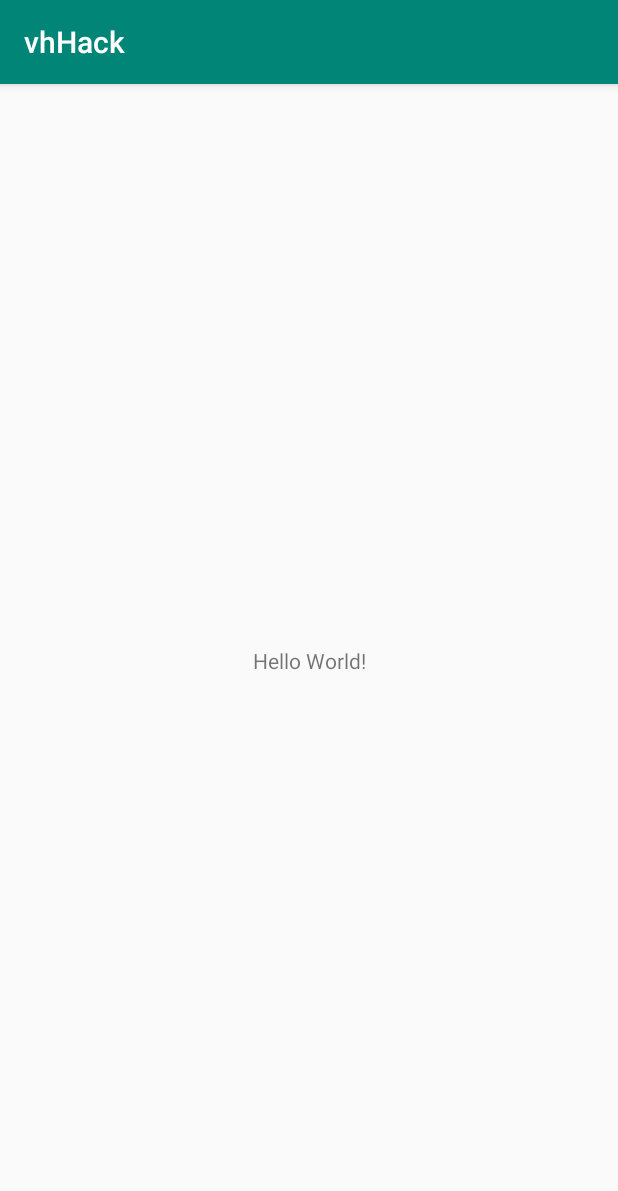
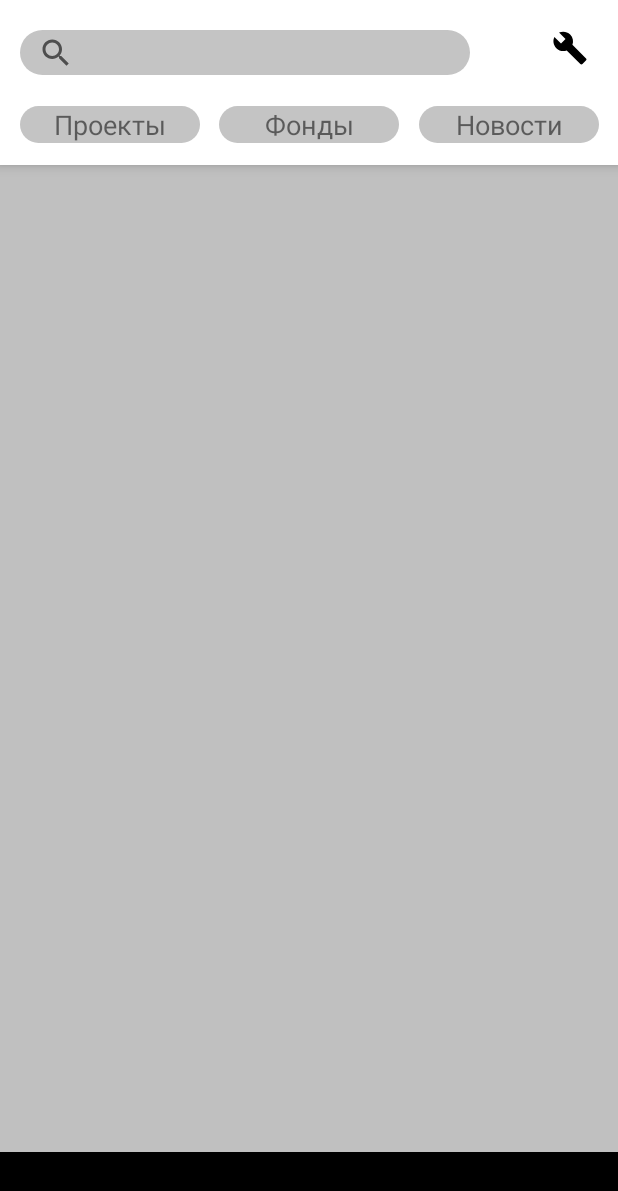
Before and after one commit to goaIKPI/VKhackWWF, an Android app: the screen it shows after launch (MainActivity), on a phone screen of 412 x 824 dp. Shown: the top 1191 px of the screen. Run offline under Robolectric (Android 15) with nearby library versions, the phone set to English and light mode, and no system bars; libraries missing offline, so code that uses them is left out: com.vk.api; 2 statements that could not run were skipped.

Commit message:
Stage 1.0

```diff
--- a/app/src/main/AndroidManifest.xml
+++ b/app/src/main/AndroidManifest.xml
@@ -1,12 +1,17 @@
 <?xml version="1.0" encoding="utf-8"?>
 <manifest xmlns:android="http://schemas.android.com/apk/res/android"
           package="dyne.vkhack">
+
+    <uses-permission android:name="android.permission.ACCESS_NETWORK_STATE" />
+    <uses-permission android:name="android.permission.INTERNET"/>
+    <uses-permission android:name="android.permission.READ_EXTERNAL_STORAGE"/>
 
     <application
             android:allowBackup="true"
             android:icon="@mipmap/ic_launcher"
             android:label="@string/app_name"
             android:roundIcon="@mipmap/ic_launcher_round"
+            android:networkSecurityConfig="@xml/network_security_config"
             android:supportsRtl="true"
             android:theme="@style/AppTheme">
         <activity android:name=".MainActivity">
--- /dev/null
+++ b/app/src/main/java/dyne/vkhack/model/ProfileInfo.kt
@@ -0,0 +1,3 @@
+package dyne.vkhack.model
+
+data class ProfileInfo (var response: ArrayList<ResponseProfileInfo> = ArrayList())
--- /dev/null
+++ b/app/src/main/java/dyne/vkhack/model/ResponseProfileInfo.kt
@@ -0,0 +1,5 @@
+package dyne.vkhack.model
+
+data class ResponseProfileInfo (var id: Int = 0,
+                                var firstName: String? = null,
+                                var lastName: String? = null)
--- /dev/null
+++ b/app/src/main/res/drawable/btn_rounded.xml
@@ -0,0 +1,6 @@
+<?xml version="1.0" encoding="utf-8"?>
+<shape xmlns:android="http://schemas.android.com/apk/res/android"
+    android:shape="rectangle">
+    <solid android:color = "#C4C4C4"/>
+    <corners android:radius = "30dp"/>
+</shape>
--- /dev/null
+++ b/app/src/main/res/drawable/ic_build_black_24dp.xml
@@ -0,0 +1,9 @@
+<vector xmlns:android="http://schemas.android.com/apk/res/android"
+        android:width="24dp"
+        android:height="24dp"
+        android:viewportWidth="24.0"
+        android:viewportHeight="24.0">
+    <path
+        android:fillColor="#FF000000"
+        android:pathData="M22.7,19l-9.1,-9.1c0.9,-2.3 0.4,-5 -1.5,-6.9 -2,-2 -5,-2.4 -7.4,-1.3L9,6 6,9 1.6,4.7C0.4,7.1 0.9,10.1 2.9,12.1c1.9,1.9 4.6,2.4 6.9,1.5l9.1,9.1c0.4,0.4 1,0.4 1.4,0l2.3,-2.3c0.5,-0.4 0.5,-1.1 0.1,-1.4z"/>
+</vector>
--- /dev/null
+++ b/app/src/main/res/drawable/txt_view.xml
@@ -0,0 +1,10 @@
+<?xml version="1.0" encoding="utf-8"?>
+<shape xmlns:android="http://schemas.android.com/apk/res/android">
+        <solid android:color="#C4C4C4" />
+        <corners
+            android:topLeftRadius="30dp"
+            android:topRightRadius="30dp"
+            android:bottomLeftRadius="30dp"
+            android:bottomRightRadius="30dp"
+            />
+</shape>
--- /dev/null
+++ b/app/src/main/res/layout/activity_maaain.xml
@@ -0,0 +1,142 @@
+<?xml version="1.0" encoding="utf-8"?>
+<androidx.constraintlayout.widget.ConstraintLayout xmlns:android="http://schemas.android.com/apk/res/android"
+    xmlns:app="http://schemas.android.com/apk/res-auto"
+    xmlns:tools="http://schemas.android.com/tools"
+    android:layout_width="match_parent"
+    android:layout_height="match_parent"
+    android:orientation="vertical">
+
+    <androidx.constraintlayout.widget.ConstraintLayout
+        android:id="@+id/toolbar_container"
+        android:layout_width="0dp"
+        android:layout_height="0dp"
+        android:background="#FFFFFF"
+        android:elevation="5dp"
+        app:layout_constraintTop_toTopOf="parent"
+        app:layout_constraintLeft_toLeftOf="parent"
+        app:layout_constraintRight_toRightOf="parent"
+        app:layout_constraintBottom_toBottomOf="@id/guideline6"
+        >
+
+        <TextView
+            android:id="@+id/projects_toolbar"
+            android:gravity="center"
+            android:textSize="18sp"
+            android:layout_width="120dp"
+            android:layout_height="wrap_content"
+            android:text="@string/projects_toolbar_string"
+            android:layout_marginBottom="10dp"
+            app:layout_constraintRight_toLeftOf="@id/fonds_toolbar"
+            app:layout_constraintTop_toBottomOf="@id/guideline8"
+            app:layout_constraintLeft_toLeftOf="parent"
+            app:layout_constraintBottom_toBottomOf="parent"
+            android:background="@drawable/txt_view"
+            />
+
+        <TextView
+            android:id="@+id/fonds_toolbar"
+            android:gravity="center"
+            android:textSize="18sp"
+            android:layout_width="120dp"
+            android:layout_height="wrap_content"
+            android:text="@string/fonds_toolbar_string"
+            android:layout_marginBottom="10dp"
+            app:layout_constraintRight_toLeftOf="@id/news_toolbar"
+            app:layout_constraintTop_toBottomOf="@id/guideline8"
+            app:layout_constraintLeft_toRightOf="@id/projects_toolbar"
+            app:layout_constraintBottom_toBottomOf="parent"
+            android:background="@drawable/txt_view"
+            />
+        <TextView
+            android:id="@+id/news_toolbar"
+            android:gravity="center"
+            android:textSize="18sp"
+            android:layout_width="120dp"
+            android:layout_height="wrap_content"
+            android:text="@string/news_toolbar_string"
+            android:layout_marginBottom="10dp"
+            app:layout_constraintTop_toBottomOf="@id/guideline8"
+            app:layout_constraintLeft_toRightOf="@id/fonds_toolbar"
+            app:layout_constraintRight_toRightOf="parent"
+            app:layout_constraintBottom_toBottomOf="parent"
+            android:background="@drawable/txt_view"
+            />
+
+        <androidx.constraintlayout.widget.Guideline
+            android:id="@+id/guideline7"
+            android:layout_width="wrap_content"
+            android:layout_height="wrap_content"
+            android:orientation="horizontal"
+            app:layout_constraintGuide_begin="15dp" />
+
+        <androidx.constraintlayout.widget.Guideline
+            android:id="@+id/guideline8"
+            android:layout_width="wrap_content"
+            android:layout_height="wrap_content"
+            android:orientation="horizontal"
+            app:layout_constraintGuide_end="45dp" />
+
+
+        <ImageView
+            android:id="@+id/settings"
+            android:layout_width="wrap_content"
+            android:layout_height="wrap_content"
+            app:layout_constraintTop_toBottomOf="@id/guideline7"
+            app:layout_constraintRight_toRightOf="parent"
+            android:layout_marginRight="20dp"
+            android:layout_marginTop="5dp"
+            android:background="@drawable/ic_build_black_24dp"/>
+
+        <SearchView
+            android:background="@drawable/txt_view"
+            android:layout_width="300dp"
+            android:layout_height="30dp"
+            android:layout_marginTop="5dp"
+            app:layout_constraintLeft_toLeftOf="parent"
+            app:layout_constraintRight_toLeftOf="@id/settings"
+            app:layout_constraintStart_toStartOf="@+id/projects_toolbar"
+            app:layout_constraintTop_toBottomOf="@id/guideline7" />
+
+    </androidx.constraintlayout.widget.ConstraintLayout>
+
+    <FrameLayout
+        android:id="@+id/container"
+        android:layout_width="0dp"
+        android:layout_height="0dp"
+        android:background="#C0C0C0"
+        app:layout_constraintTop_toBottomOf="@id/toolbar_container"
+        app:layout_constraintLeft_toLeftOf="parent"
+        app:layout_constraintRight_toRightOf="parent"
+        app:layout_constraintBottom_toTopOf="@id/bottom_toolbar"
+        >
+
+    </FrameLayout>
+
+    <FrameLayout
+        android:id="@+id/bottom_toolbar"
+        android:layout_width="match_parent"
+        android:layout_height="wrap_content"
+        android:elevation="5dp"
+        app:layout_constraintBottom_toBottomOf="parent">
+        <com.google.android.material.bottomnavigation.BottomNavigationView
+            android:id="@+id/bottom_navigation"
+            android:layout_gravity="bottom"
+            android:layout_width="match_parent"
+            android:layout_height="wrap_content"
+            app:itemIconTint="#000000"
+            app:itemTextColor="#ffffff"
+            app:menu="@menu/bottom_navigation_menu"
+            />
+    </FrameLayout>
+
+    <androidx.constraintlayout.widget.Guideline
+        android:id="@+id/guideline6"
+        android:layout_width="wrap_content"
+        android:layout_height="wrap_content"
+        android:orientation="horizontal"
+        app:layout_constraintGuide_begin="110dp" />
+
+
+
+
+</androidx.constraintlayout.widget.ConstraintLayout>
--- a/app/src/main/res/layout/activity_main.xml
+++ /dev/null
@@ -1,19 +0,0 @@
-<?xml version="1.0" encoding="utf-8"?>
-<androidx.constraintlayout.widget.ConstraintLayout
-        xmlns:android="http://schemas.android.com/apk/res/android"
-        xmlns:tools="http://schemas.android.com/tools"
-        xmlns:app="http://schemas.android.com/apk/res-auto"
-        android:layout_width="match_parent"
-        android:layout_height="match_parent"
-        tools:context=".MainActivity">
-
-    <TextView
-            android:layout_width="wrap_content"
-            android:layout_height="wrap_content"
-            android:text="Hello World!"
-            app:layout_constraintBottom_toBottomOf="parent"
-            app:layout_constraintLeft_toLeftOf="parent"
-            app:layout_constraintRight_toRightOf="parent"
-            app:layout_constraintTop_toTopOf="parent"/>
-
-</androidx.constraintlayout.widget.ConstraintLayout>
--- /dev/null
+++ b/app/src/main/res/menu/bottom_navigation_menu.xml
@@ -0,0 +1,28 @@
+<?xml version="1.0" encoding="utf-8"?>
+<menu xmlns:android="http://schemas.android.com/apk/res/android">
+    <item
+        android:id="@+id/first"
+        android:icon="@drawable/ic_build_black_24dp"
+        android:title=""
+        />
+    <item
+        android:id="@+id/second"
+        android:icon="@drawable/ic_build_black_24dp"
+        android:title=""
+        />
+    <item
+        android:id="@+id/third"
+        android:icon="@drawable/ic_build_black_24dp"
+        android:title=""
+        />
+    <item
+        android:id="@+id/four"
+        android:icon="@drawable/ic_build_black_24dp"
+        android:title=""
+        />
+    <item
+        android:id="@+id/five"
+        android:icon="@drawable/ic_build_black_24dp"
+        android:title=""
+        />
+</menu>
--- a/app/src/main/res/values/strings.xml
+++ b/app/src/main/res/values/strings.xml
@@ -1,3 +1,12 @@
 <resources>
     <string name="app_name">vhHack</string>
+    <string name="choose_category_string">Выберите направление в которое вы хотите пожертвовать:</string>
+    <string name="confirn_categories_string">Выбрать</string>
+    <string name="news_toolbar_string">Новости</string>
+    <string name="fonds_toolbar_string">Фонды</string>
+    <string name="projects_toolbar_string">Проекты</string>
+    <integer name="com_vk_sdk_AppId">7150731</integer>
+
+    <!-- TODO: Remove or change this placeholder text -->
+    <string name="hello_blank_fragment">Hello blank fragment</string>
 </resources>
--- a/app/src/main/res/values/styles.xml
+++ b/app/src/main/res/values/styles.xml
@@ -1,11 +1,13 @@
 <resources>
 
     <!-- Base application theme. -->
-    <style name="AppTheme" parent="Theme.AppCompat.Light.DarkActionBar">
+    <style name="AppTheme" parent="Theme.AppCompat.Light.NoActionBar">
         <!-- Customize your theme here. -->
         <item name="colorPrimary">@color/colorPrimary</item>
         <item name="colorPrimaryDark">@color/colorPrimaryDark</item>
         <item name="colorAccent">@color/colorAccent</item>
     </style>
 
+
+
 </resources>
--- /dev/null
+++ b/app/src/main/res/xml/network_security_config.xml
@@ -0,0 +1,6 @@
+<?xml version="1.0" encoding="utf-8"?>
+<network-security-config>
+    <domain-config cleartextTrafficPermitted="true">
+        <domain includeSubdomains="true">localhost</domain>
+    </domain-config>
+</network-security-config>
```
Also changed, not shown: app/build.gradle (+26 -2 lines), app/src/main/java/dyne/vkhack/Application.kt (added, +14 -0 lines), app/src/main/java/dyne/vkhack/CategoryAdapter.kt (added, +31 -0 lines), app/src/main/java/dyne/vkhack/MainActivity.kt (+45 -1 lines), app/src/main/res/layout/activity_choose_categories.xml (added, +82 -0 lines), app/src/main/res/layout/item_category.xml (added, +43 -0 lines), app/src/main/res/menu/top_toolbar_menu.xml (added, +7 -0 lines).
